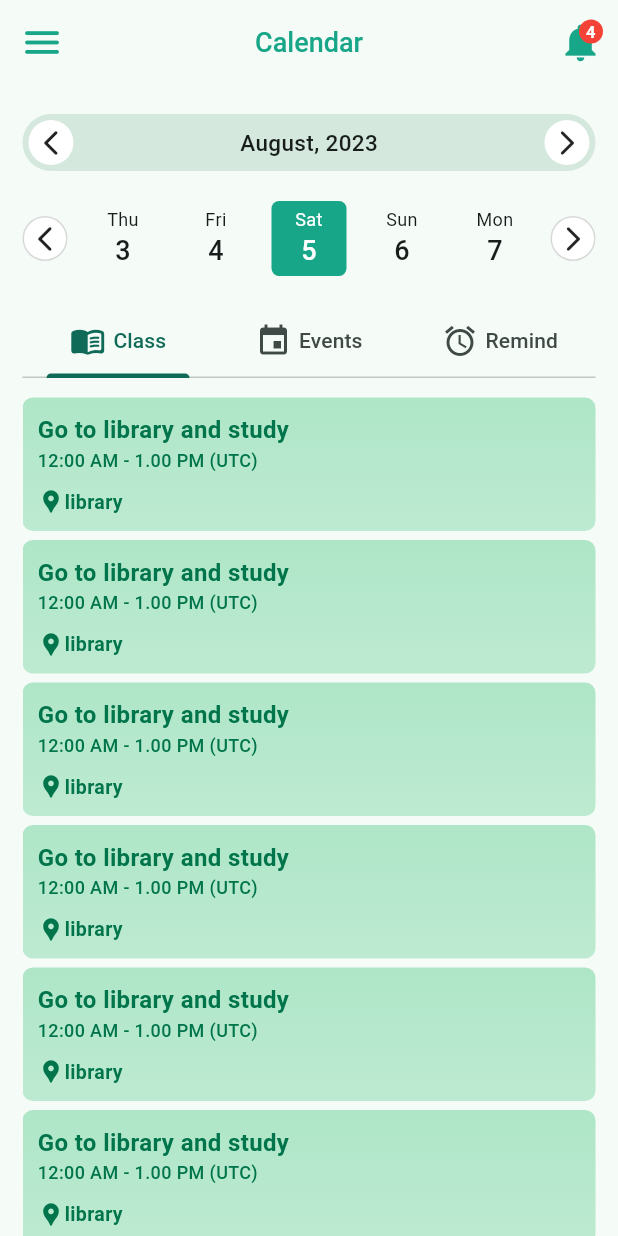
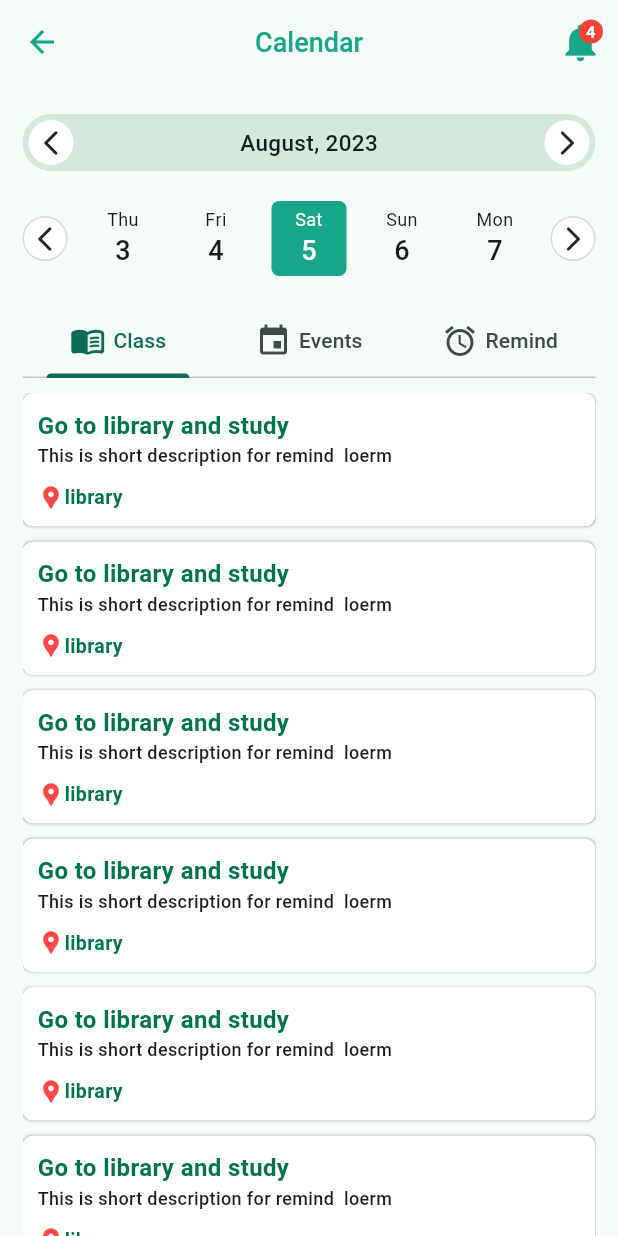
Before and after one commit to avishka2k/green_connect, a Flutter app: the CalendarMain screen opened directly, on a phone screen of 412 x 824 dp. Run offline on Flutter 3.47's test engine with Material 2 defaults, Android fonts, the phone set to English and light mode, and no system bars; our stand-ins replace cloud_firestore, firebase_core, fluttertoast, google_fonts, google_nav_bar, hexcolor; accounts and stored records are empty; network calls fail.

Commit message:
modified conponents

```diff
--- a/lib/components/app_bar_with_menu.dart
+++ b/lib/components/app_bar_with_menu.dart
@@ -12,15 +12,8 @@ class AppBarWithMenu extends StatelessWidget implements PreferredSizeWidget {
   @override
   Widget build(BuildContext context) {
     return AppBar(
+      iconTheme: IconThemeData(color: Theme.of(context).primaryColor),
       centerTitle: true,
-      leading: IconButton(
-        onPressed: () {},
-        icon: Icon(
-          Icons.menu_rounded,
-          size: 30,
-          color: Theme.of(context).primaryColor,
-        ),
-      ),
       title: Text(
         title,
         style: TextStyle(
@@ -31,10 +24,9 @@ class AppBarWithMenu extends StatelessWidget implements PreferredSizeWidget {
       actions: [
         Stack(
           children: [
-            Icon(
+            const Icon(
               Icons.notifications,
               size: 30,
-              color: Theme.of(context).primaryColor,
             ),
             Positioned(
               right: 0,
--- a/lib/components/calendar_remind_card.dart
+++ b/lib/components/calendar_remind_card.dart
@@ -6,20 +6,31 @@ class CalendarRemindCard extends StatelessWidget {
 
   @override
   Widget build(BuildContext context) {
-    return Container(
+    return Column(
+      children: [
+        Container(
           padding: const EdgeInsets.all(10),
-      margin: const EdgeInsets.symmetric(vertical: 3),
           decoration: BoxDecoration(
             borderRadius: BorderRadius.circular(7),
-        gradient: LinearGradient(
-          colors: [
-            const Color(0x7a69D199).withOpacity(0.5),
-            const Color(0xff69D199).withOpacity(0.4),
+            color: Colors.white,
+            // gradient: LinearGradient(
+            //   colors: [
+            //     const Color(0x7a69D199).withOpacity(0.5),
+            //     const Color(0xff69D199).withOpacity(0.4),
+            //   ],
+            //   stops: const [0, 1],
+            //   begin: Alignment.topCenter,
+            //   end: Alignment.bottomCenter,
+            // ),
+            boxShadow: [
+              BoxShadow(
+                color: Colors.grey.shade400,
+                //spreadRadius: 1,
+                blurRadius: 1,
+                blurStyle: BlurStyle.solid,
+                offset: Offset.zero,
+              ),
             ],
-          stops: const [0, 1],
-          begin: Alignment.topCenter,
-          end: Alignment.bottomCenter,
-        ),
           ),
           child: Column(
             crossAxisAlignment: CrossAxisAlignment.start,
@@ -31,11 +42,11 @@ class CalendarRemindCard extends StatelessWidget {
                     color: HexColor("#00744A"),
                     fontWeight: FontWeight.w600),
               ),
-          Text(
-            "12:00 AM - 1.00 PM (UTC)",
+              const Text(
+                "This is short description for remind  loerm",
                 style: TextStyle(
                     fontSize: 12,
-                color: HexColor("#00744A"),
+                    //color: HexColor("#00744A"),
                     fontWeight: FontWeight.w500),
               ),
               const SizedBox(height: 10),
@@ -43,7 +54,7 @@ class CalendarRemindCard extends StatelessWidget {
                 children: [
                   Icon(
                     Icons.location_pin,
-                color: HexColor("#00744A"),
+                    color: HexColor("#ff4747"),
                     size: 18,
                   ),
                   Text(
@@ -58,6 +69,9 @@ class CalendarRemindCard extends StatelessWidget {
               )
             ],
           ),
+        ),
+        const SizedBox(height: 10),
+      ],
     );
   }
 }
```
Also changed, not shown: lib/components/app_bar_with_back.dart (+5 -3 lines), lib/components/app_menu_item.dart (added, +28 -0 lines), lib/components/app_text_form_field.dart (added, +73 -0 lines), lib/components/calendar_class_card.dart (added, +10 -0 lines), lib/components/flutter_toast.dart (added, +15 -0 lines), lib/components/calendar_date_picker.dart (added), lib/components/calender_date_picker.dart (deleted). Lines whose indentation alone changed are shown as unchanged.
